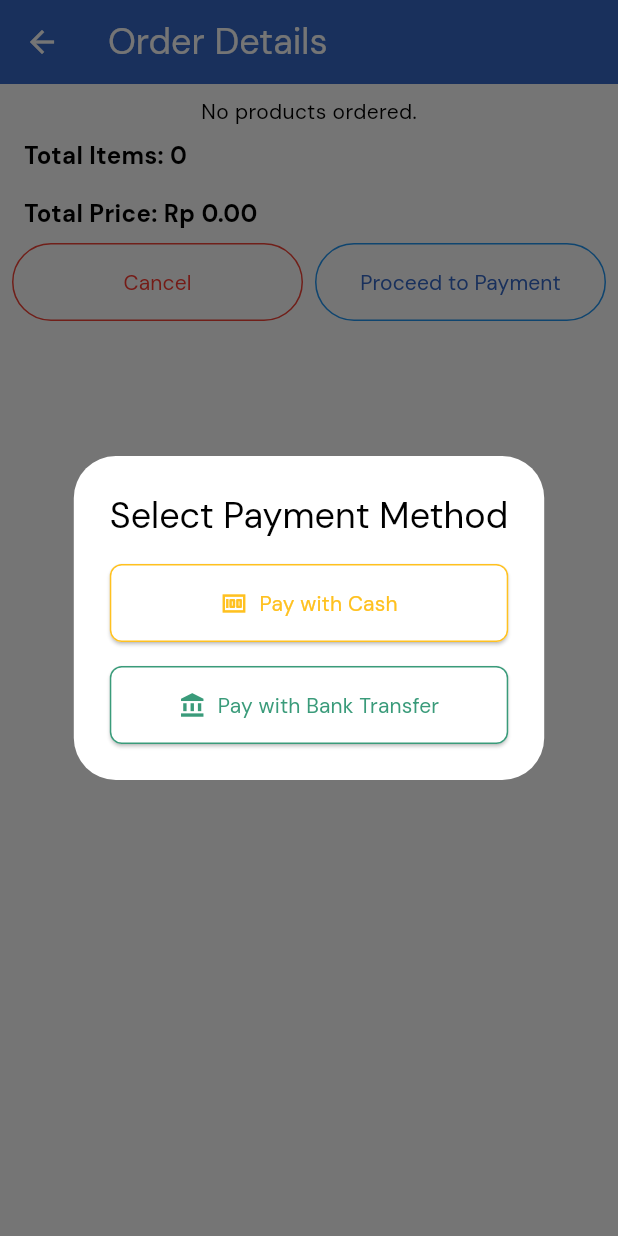
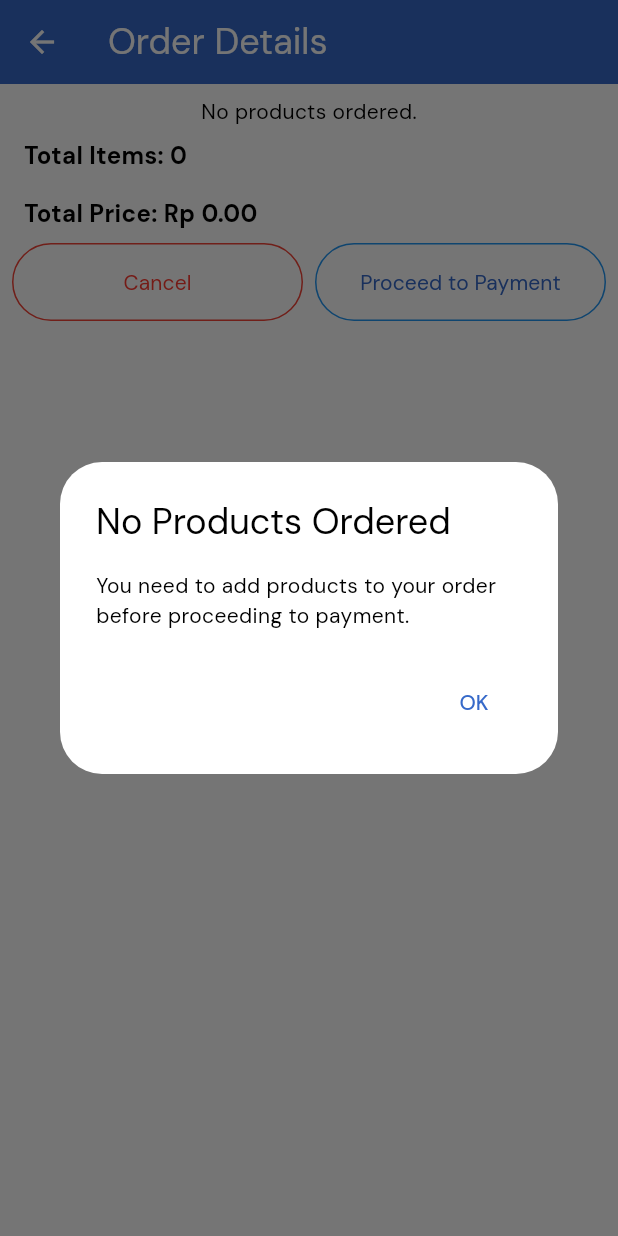
Before and after one commit to Dhicahya/final-point_of_sale, a Flutter app: the OrderDetailPage screen opened directly with empty values, after a tap on "Proceed to Payment", on a phone screen of 412 x 824 dp. Run offline on Flutter 3.47's test engine with Material 3 defaults, Android fonts, the phone set to English and light mode, and no system bars; our stand-ins replace badges, bloc, cloud_firestore, equatable, firebase_auth, firebase_core and 6 more; accounts and stored records are empty.

Commit message:
fix: cash payment

```diff
--- a/lib/ui/pages/detail_order_page.dart
+++ b/lib/ui/pages/detail_order_page.dart
@@ -1,11 +1,8 @@
-import 'package:finalproject_sanber/logic/payment_bloc/payment_bloc.dart';
 import 'package:finalproject_sanber/ui/pages/bank_selection_page.dart';
-import 'package:finalproject_sanber/ui/pages/payment_success_page.dart';
+import 'package:finalproject_sanber/ui/pages/cash_payment_page.dart';
 import 'package:flutter/material.dart';
-import 'package:flutter_bloc/flutter_bloc.dart';
 import 'package:finalproject_sanber/models/product_model.dart';
 import 'package:finalproject_sanber/shared/theme.dart';
-
 
 class OrderDetailPage extends StatelessWidget {
   final List<Product> products;
@@ -82,7 +79,11 @@ class OrderDetailPage extends StatelessWidget {
             crossAxisAlignment: CrossAxisAlignment.start,
             children: <Widget>[
               if (productWidgets.isEmpty)
-                Center(child: Text('No products ordered.', style: blackColorStyle,))
+                Center(
+                    child: Text(
+                  'No products ordered.',
+                  style: blackColorStyle,
+                ))
               else
                 Expanded(
                   child: ListView(
@@ -129,7 +130,13 @@ class OrderDetailPage extends StatelessWidget {
                   Expanded(
                     child: OutlinedButton(
                       onPressed: () {
-                        _showPaymentModal(context);
+                        if (products.isEmpty || quantities.isEmpty) {
+                          // Show alert if no products are ordered
+                          _showNoProductsAlert(context);
+                        } else {
+                          _showPaymentModal(
+                              context, totalPrice); // Pass totalPrice here
+                        }
                       },
                       child: Text(
                         'Proceed to Payment',
@@ -154,7 +161,7 @@ class OrderDetailPage extends StatelessWidget {
     );
   }
 
-  void _showPaymentModal(BuildContext context) {
+  void _showPaymentModal(BuildContext context, double totalPrice) {
     showDialog(
       context: context,
       builder: (BuildContext context) {
@@ -170,15 +177,14 @@ class OrderDetailPage extends StatelessWidget {
               ElevatedButton(
                 onPressed: () {
                   Navigator.of(context).pop();
-                  context.read<PaymentBloc>().add(
-                        SubmitPayment(
-                          products: products,
-                          quantities: quantities,
-                          paymentMethod: 'Cash',
-                        ),
-                      );
                   Navigator.of(context).push(
-                    MaterialPageRoute(builder: (context) => PaymentSuccessPage()),
+                    MaterialPageRoute(
+                      builder: (context) => CashPaymentPage(
+                        totalPrice: totalPrice, // Pass totalPrice here
+                        products: products, // Pass products here
+                        quantities: quantities, // Pass quantities here
+                      ),
+                    ),
                   );
                 },
                 child: Row(
@@ -208,7 +214,8 @@ class OrderDetailPage extends StatelessWidget {
                 onPressed: () {
                   Navigator.of(context).pop();
                   Navigator.of(context).push(
-                    MaterialPageRoute(builder: (context) => BankSelectionPage()),
+                    MaterialPageRoute(
+                        builder: (context) => BankSelectionPage()),
                   );
                 },
                 child: Row(
@@ -239,4 +246,34 @@ class OrderDetailPage extends StatelessWidget {
       },
     );
   }
+
+  void _showNoProductsAlert(BuildContext context) {
+    showDialog(
+      context: context,
+      builder: (BuildContext context) {
+        return AlertDialog(
+          backgroundColor: whiteColor,
+          title: Text(
+            'No Products Ordered',
+            style: blackColorStyle,
+          ),
+          content: Text(
+            'You need to add products to your order before proceeding to payment.',
+            style: blackColorStyle,
+          ),
+          actions: <Widget>[
+            TextButton(
+              onPressed: () {
+                Navigator.of(context).pop(); // Close the alert dialog
+              },
+              child: Text(
+                'OK',
+                style: blueColorStyle,
+              ),
+            ),
+          ],
+        );
+      },
+    );
+  }
 }
```
Also changed, not shown: lib/logic/payment_bloc/payment_bloc.dart (+48 -3 lines), lib/ui/layout_navigation.dart (+1 -9 lines), lib/ui/pages/bank_selection_page.dart (+27 -5 lines), lib/ui/pages/cash_payment_page.dart (added, +108 -0 lines), lib/ui/pages/payment_success_page.dart (+8 -5 lines).
